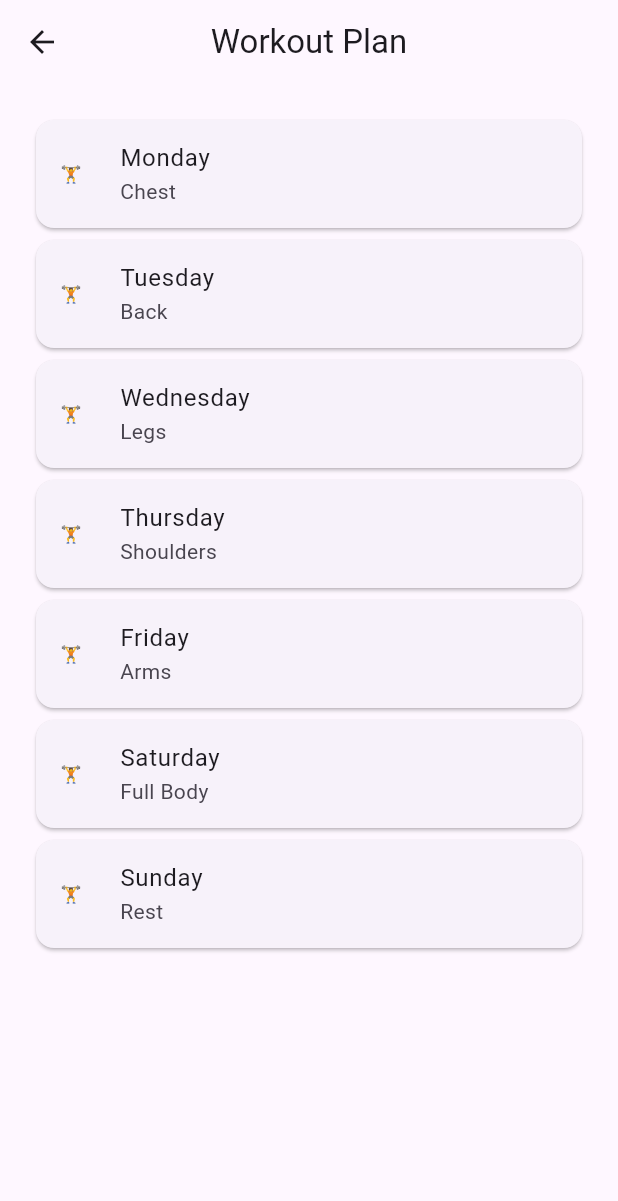
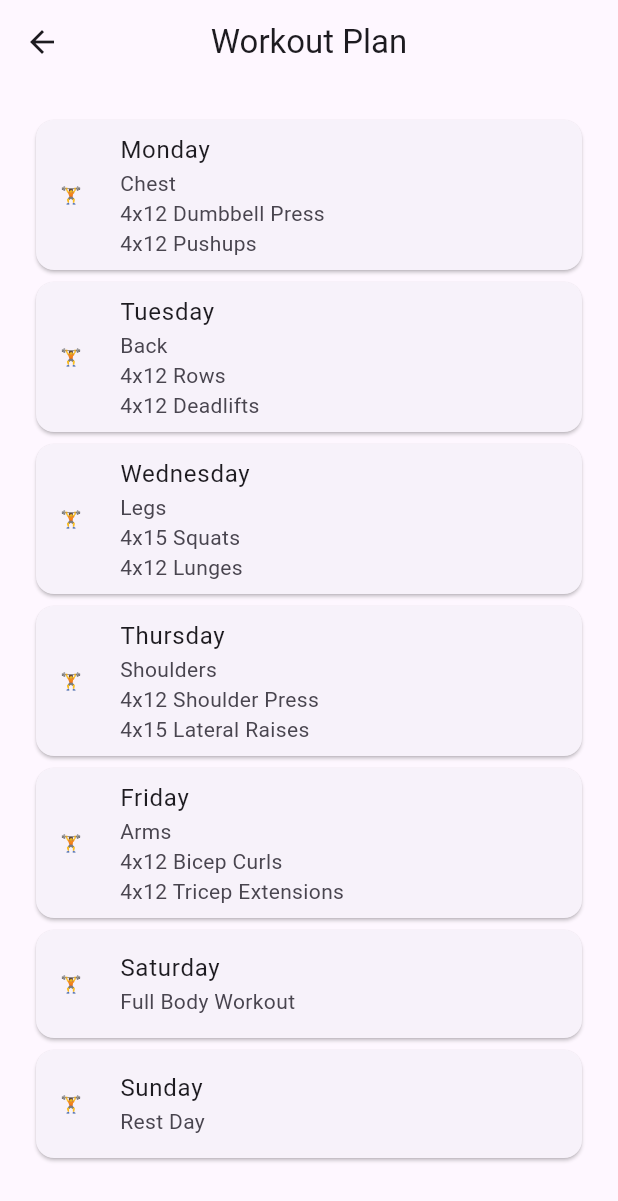
Before and after one commit to singhharsh5188-svg/ai_health_coach, a Flutter app: the WorkoutPlanScreen screen opened directly, on a phone screen of 412 x 824 dp. Shown: the top 1201 px of the screen. Run offline on Flutter 3.47's test engine with Material 3 defaults, Android fonts, the light colour scheme and no system bars.

Commit message:
Added detailed workout plan

```diff
--- a/lib/workout_plan_screen.dart
+++ b/lib/workout_plan_screen.dart
@@ -10,23 +10,79 @@ class WorkoutPlanScreen extends StatelessWidget {
 
     if (UserDataService.goal.toLowerCase().contains('lose')) {
       workoutPlan = [
-        {'day': 'Monday', 'workout': '30 min Walk + Dumbbell Workout'},
-        {'day': 'Tuesday', 'workout': 'Chest + Triceps'},
-        {'day': 'Wednesday', 'workout': 'Leg Day'},
-        {'day': 'Thursday', 'workout': 'Cardio + Abs'},
-        {'day': 'Friday', 'workout': 'Back + Biceps'},
-        {'day': 'Saturday', 'workout': 'Full Body Workout'},
-        {'day': 'Sunday', 'workout': 'Rest + Stretching'},
+        {
+          'day': 'Monday',
+          'workout':
+              '30 min Fast Walk\n3x15 Squats\n3x12 Dumbbell Press\n3x30 sec Plank'
+        },
+        {
+          'day': 'Tuesday',
+          'workout':
+              '25 min Walk\n3x12 Dumbbell Rows\n3x12 Bicep Curls\n3x20 Mountain Climbers'
+        },
+        {
+          'day': 'Wednesday',
+          'workout':
+              '3x15 Lunges\n3x15 Squats\n3x20 Calf Raises\n15 min Walk'
+        },
+        {
+          'day': 'Thursday',
+          'workout':
+              '20 min Cardio\n3x20 Jumping Jacks\n3x30 sec Plank\n3x15 Crunches'
+        },
+        {
+          'day': 'Friday',
+          'workout':
+              '3x12 Dumbbell Rows\n3x12 Hammer Curls\n3x15 Pushups'
+        },
+        {
+          'day': 'Saturday',
+          'workout':
+              'Full Body Circuit\nSquats\nPushups\nRows\nPlank\nRepeat 3 Rounds'
+        },
+        {
+          'day': 'Sunday',
+          'workout':
+              'Recovery Day\n20 min Walk\nStretching'
+        },
       ];
     } else {
       workoutPlan = [
-        {'day': 'Monday', 'workout': 'Chest'},
-        {'day': 'Tuesday', 'workout': 'Back'},
-        {'day': 'Wednesday', 'workout': 'Legs'},
-        {'day': 'Thursday', 'workout': 'Shoulders'},
-        {'day': 'Friday', 'workout': 'Arms'},
-        {'day': 'Saturday', 'workout': 'Full Body'},
-        {'day': 'Sunday', 'workout': 'Rest'},
+        {
+          'day': 'Monday',
+          'workout':
+              'Chest\n4x12 Dumbbell Press\n4x12 Pushups'
+        },
+        {
+          'day': 'Tuesday',
+          'workout':
+              'Back\n4x12 Rows\n4x12 Deadlifts'
+        },
+        {
+          'day': 'Wednesday',
+          'workout':
+              'Legs\n4x15 Squats\n4x12 Lunges'
+        },
+        {
+          'day': 'Thursday',
+          'workout':
+              'Shoulders\n4x12 Shoulder Press\n4x15 Lateral Raises'
+        },
+        {
+          'day': 'Friday',
+          'workout':
+              'Arms\n4x12 Bicep Curls\n4x12 Tricep Extensions'
+        },
+        {
+          'day': 'Saturday',
+          'workout':
+              'Full Body Workout'
+        },
+        {
+          'day': 'Sunday',
+          'workout':
+              'Rest Day'
+        },
       ];
     }
 
@@ -44,7 +100,9 @@ class WorkoutPlanScreen extends StatelessWidget {
               child: ListTile(
                 leading: const Text('🏋️'),
                 title: Text(workoutPlan[index]['day']!),
-                subtitle: Text(workoutPlan[index]['workout']!),
+                subtitle: Text(
+                  workoutPlan[index]['workout']!,
+                ),
               ),
             );
           },
```
